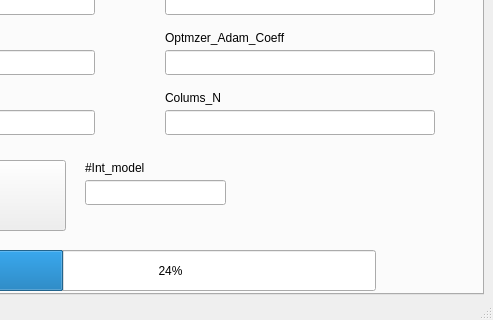
First picture: the form in QT_Files/GUI_FFT_LSTM_Stock.ui, repository eduardo-trejo-es/LSTM_GUI_DB, before the edit; both pictures show x 207 to 700 and y 126 to 446 of the 700 by 446 pixel window.
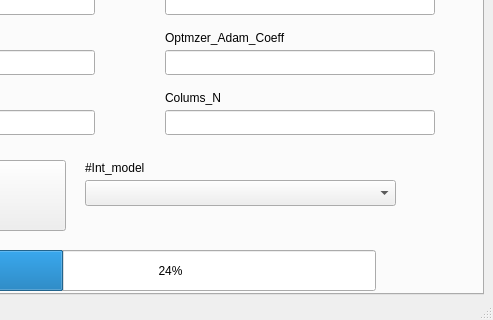
Second picture: the form after the edit. The open tabs and pages were chosen to show the change.

Patch:
```diff
--- a/QT_Files/GUI_FFT_LSTM_Stock.ui
+++ b/QT_Files/GUI_FFT_LSTM_Stock.ui
@@ -1168,16 +1168,6 @@
        <string>Colums_N</string>
       </property>
      </widget>
-     <widget class="QLineEdit" name="Model_C_txtLine_Int_Model">
-      <property name="geometry">
-       <rect>
-        <x>280</x>
-        <y>280</y>
-        <width>141</width>
-        <height>25</height>
-       </rect>
-      </property>
-     </widget>
      <widget class="QLabel" name="Model_C_LBL_Int_Model">
       <property name="geometry">
        <rect>
@@ -1201,6 +1191,16 @@
        </rect>
       </property>
      </widget>
+     <widget class="QComboBox" name="Model_C_ComBox_Int_Model">
+      <property name="geometry">
+       <rect>
+        <x>280</x>
+        <y>280</y>
+        <width>311</width>
+        <height>26</height>
+       </rect>
+      </property>
+     </widget>
     </widget>
    </widget>
   </widget>
```
Left out of the diff: 2 changed lines with no effect on the pictures.
